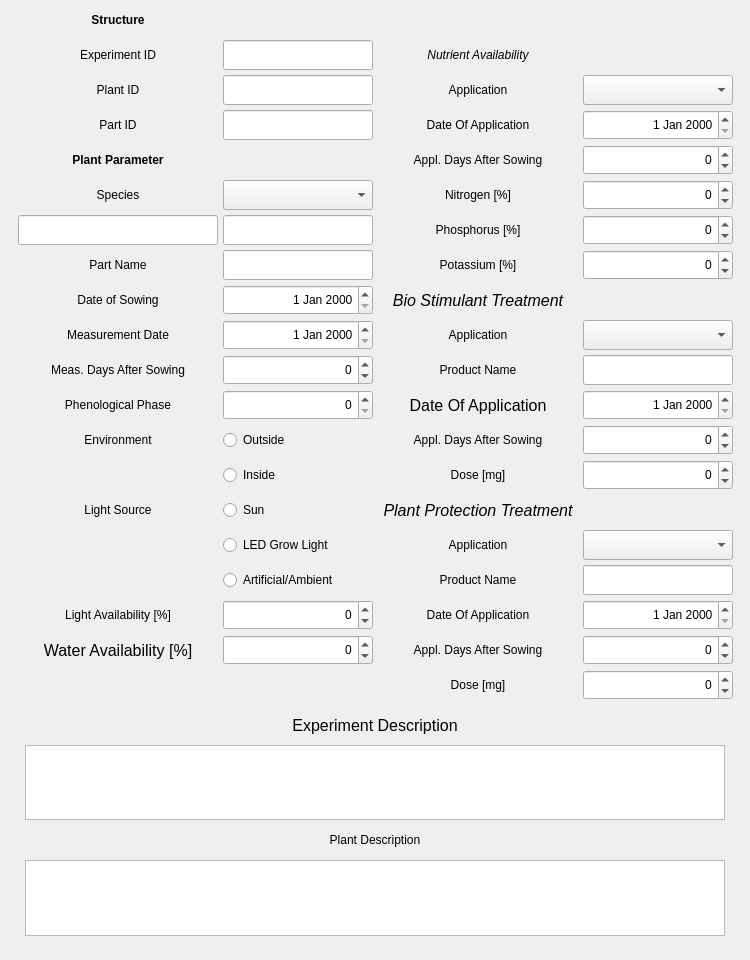
aberg-vrvis/ocra, file Applications/relax2/ui/agriMRI.ui: the form before one commit.
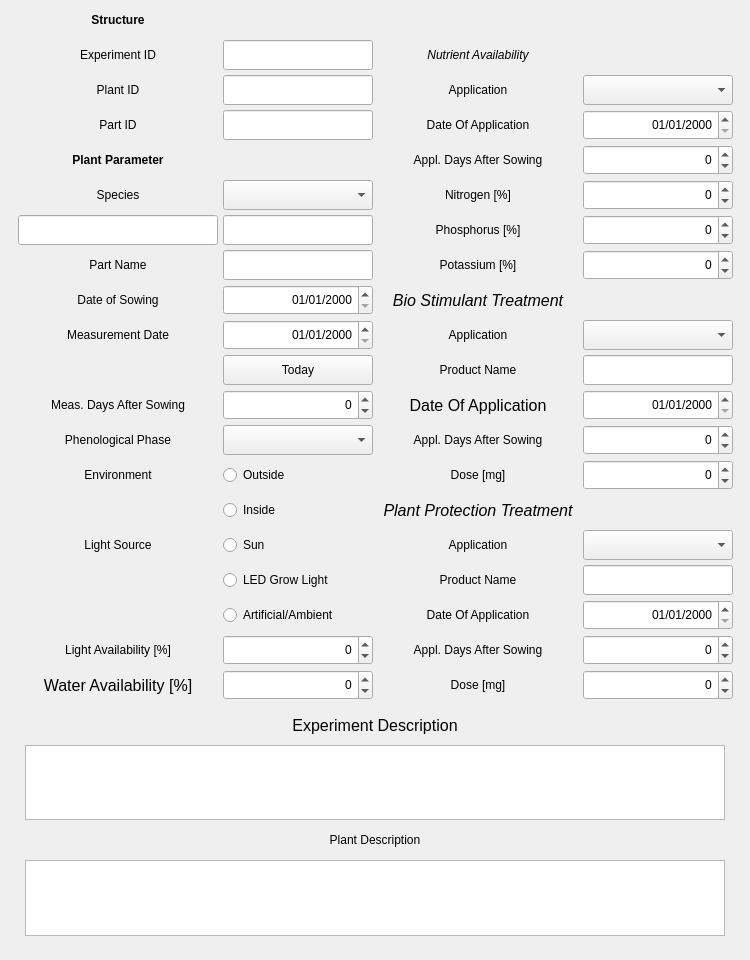
The form after the commit.

Patch:
```diff
--- a/Applications/relax2/ui/agriMRI.ui
+++ b/Applications/relax2/ui/agriMRI.ui
@@ -2,6 +2,14 @@
 <ui version="4.0">
  <class>Dialog</class>
  <widget class="QDialog" name="Dialog">
+  <property name="geometry">
+   <rect>
+    <x>0</x>
+    <y>0</y>
+    <width>750</width>
+    <height>960</height>
+   </rect>
+  </property>
   <property name="minimumSize">
    <size>
     <width>750</width>
@@ -47,31 +55,6 @@
       <property name="spacing">
        <number>5</number>
       </property>
-      <item row="12" column="2">
-       <widget class="QSpinBox" name="Plant_Measurement_DAS_spinBox">
-        <property name="minimumSize">
-         <size>
-          <width>150</width>
-          <height>30</height>
-         </size>
-        </property>
-        <property name="maximumSize">
-         <size>
-          <width>150</width>
-          <height>30</height>
-         </size>
-        </property>
-        <property name="alignment">
-         <set>Qt::AlignRight|Qt::AlignTrailing|Qt::AlignVCenter</set>
-        </property>
-        <property name="minimum">
-         <number>-10000</number>
-        </property>
-        <property name="maximum">
-         <number>10000</number>
-        </property>
-       </widget>
-      </item>
       <item row="4" column="0">
        <spacer name="horizontalSpacer">
         <property name="orientation">
@@ -102,27 +85,8 @@
         <property name="alignment">
          <set>Qt::AlignRight|Qt::AlignTrailing|Qt::AlignVCenter</set>
         </property>
-       </widget>
-      </item>
-      <item row="12" column="1">
-       <widget class="QLabel" name="label_11">
-        <property name="minimumSize">
-         <size>
-          <width>200</width>
-          <height>30</height>
-         </size>
-        </property>
-        <property name="maximumSize">
-         <size>
-          <width>200</width>
-          <height>30</height>
-         </size>
-        </property>
-        <property name="text">
-         <string>Meas. Days After Sowing</string>
-        </property>
-        <property name="alignment">
-         <set>Qt::AlignCenter</set>
+        <property name="displayFormat">
+         <string>dd/MM/yyyy</string>
         </property>
        </widget>
       </item>
@@ -398,30 +362,8 @@
         <property name="alignment">
          <set>Qt::AlignRight|Qt::AlignTrailing|Qt::AlignVCenter</set>
         </property>
-       </widget>
-      </item>
-      <item row="13" column="2">
-       <widget class="QSpinBox" name="Plant_Phenological_Phase_spinBox">
-        <property name="minimumSize">
-         <size>
-          <width>150</width>
-          <height>30</height>
-         </size>
-        </property>
-        <property name="maximumSize">
-         <size>
-          <width>150</width>
-          <height>30</height>
-         </size>
-        </property>
-        <property name="alignment">
-         <set>Qt::AlignRight|Qt::AlignTrailing|Qt::AlignVCenter</set>
-        </property>
-        <property name="minimum">
-         <number>0</number>
-        </property>
-        <property name="maximum">
-         <number>100</number>
+        <property name="displayFormat">
+         <string>dd/MM/yyyy</string>
         </property>
        </widget>
       </item>
@@ -488,28 +430,6 @@
         </property>
        </widget>
       </item>
-      <item row="13" column="1">
-       <widget class="QLabel" name="label_12">
-        <property name="minimumSize">
-         <size>
-          <width>200</width>
-          <height>30</height>
-         </size>
-        </property>
-        <property name="maximumSize">
-         <size>
-          <width>200</width>
-          <height>30</height>
-         </size>
-        </property>
-        <property name="text">
-         <string>Phenological Phase</string>
-        </property>
-        <property name="alignment">
-         <set>Qt::AlignCenter</set>
-        </property>
-       </widget>
-      </item>
       <item row="3" column="2">
        <widget class="QLineEdit" name="Plant_Part_ID_lineEdit">
         <property name="minimumSize">
@@ -684,6 +604,9 @@
         <property name="alignment">
          <set>Qt::AlignRight|Qt::AlignTrailing|Qt::AlignVCenter</set>
         </property>
+        <property name="displayFormat">
+         <string>dd/MM/yyyy</string>
+        </property>
        </widget>
       </item>
       <item row="19" column="3">
@@ -931,6 +854,9 @@
         <property name="alignment">
          <set>Qt::AlignRight|Qt::AlignTrailing|Qt::AlignVCenter</set>
         </property>
+        <property name="displayFormat">
+         <string>dd/MM/yyyy</string>
+        </property>
        </widget>
       </item>
       <item row="12" column="3">
@@ -1267,6 +1193,9 @@
         <property name="alignment">
          <set>Qt::AlignRight|Qt::AlignTrailing|Qt::AlignVCenter</set>
         </property>
+        <property name="displayFormat">
+         <string>dd/MM/yyyy</string>
+        </property>
        </widget>
       </item>
       <item row="2" column="3">
@@ -1328,32 +1257,10 @@
         </property>
        </widget>
       </item>
-      <item row="14" column="1">
-       <widget class="QLabel" name="label_36">
+      <item row="22" column="2">
+       <widget class="QSpinBox" name="Plant_Water_Availability_spinBox">
         <property name="minimumSize">
          <size>
-          <width>200</width>
-          <height>30</height>
-         </size>
-        </property>
-        <property name="maximumSize">
-         <size>
-          <width>200</width>
-          <height>30</height>
-         </size>
-        </property>
-        <property name="text">
-         <string>Environment</string>
-        </property>
-        <property name="alignment">
-         <set>Qt::AlignCenter</set>
-        </property>
-       </widget>
-      </item>
-      <item row="14" column="2">
-       <widget class="QRadioButton" name="Plant_Environment_Outside_radioButton">
-        <property name="minimumSize">
-         <size>
           <width>150</width>
           <height>30</height>
          </size>
@@ -1364,16 +1271,19 @@
           <height>30</height>
          </size>
         </property>
-        <property name="text">
-         <string>Outside</string>
+        <property name="alignment">
+         <set>Qt::AlignRight|Qt::AlignTrailing|Qt::AlignVCenter</set>
         </property>
-        <property name="autoExclusive">
-         <bool>false</bool>
+        <property name="minimum">
+         <number>-1</number>
         </property>
+        <property name="maximum">
+         <number>100</number>
+        </property>
        </widget>
       </item>
-      <item row="16" column="1">
-       <widget class="QLabel" name="label_35">
+      <item row="22" column="1">
+       <widget class="QLabel" name="label_22">
         <property name="minimumSize">
          <size>
           <width>200</width>
@@ -1386,37 +1296,20 @@
           <height>30</height>
          </size>
         </property>
+        <property name="font">
+         <font>
+          <pointsize>12</pointsize>
+         </font>
+        </property>
         <property name="text">
-         <string>Light Source</string>
+         <string>Water Availability [%]</string>
         </property>
         <property name="alignment">
          <set>Qt::AlignCenter</set>
         </property>
        </widget>
       </item>
-      <item row="15" column="2">
-       <widget class="QRadioButton" name="Plant_Environment_Inside_radioButton">
-        <property name="minimumSize">
-         <size>
-          <width>150</width>
-          <height>30</height>
-         </size>
-        </property>
-        <property name="maximumSize">
-         <size>
-          <width>150</width>
-          <height>30</height>
-         </size>
-        </property>
-        <property name="text">
-         <string>Inside</string>
-        </property>
-        <property name="autoExclusive">
-         <bool>false</bool>
-        </property>
-       </widget>
-      </item>
-      <item row="20" column="1">
+      <item row="21" column="1">
        <widget class="QLabel" name="label_34">
         <property name="minimumSize">
          <size>
@@ -1438,7 +1331,54 @@
         </property>
        </widget>
       </item>
-      <item row="17" column="2">
+      <item row="21" column="2">
+       <widget class="QSpinBox" name="Plant_Light_Availability_spinBox">
+        <property name="minimumSize">
+         <size>
+          <width>150</width>
+          <height>30</height>
+         </size>
+        </property>
+        <property name="maximumSize">
+         <size>
+          <width>150</width>
+          <height>30</height>
+         </size>
+        </property>
+        <property name="alignment">
+         <set>Qt::AlignRight|Qt::AlignTrailing|Qt::AlignVCenter</set>
+        </property>
+        <property name="minimum">
+         <number>-1</number>
+        </property>
+        <property name="maximum">
+         <number>100</number>
+        </property>
+       </widget>
+      </item>
+      <item row="20" column="2">
+       <widget class="QRadioButton" name="Plant_Light_Source_Artificial_radioButton">
+        <property name="minimumSize">
+         <size>
+          <width>150</width>
+          <height>30</height>
+         </size>
+        </property>
+        <property name="maximumSize">
+         <size>
+          <width>150</width>
+          <height>30</height>
+         </size>
+        </property>
+        <property name="text">
+         <string>Artificial/Ambient</string>
+        </property>
+        <property name="autoExclusive">
+         <bool>false</bool>
+        </property>
+       </widget>
+      </item>
+      <item row="19" column="2">
        <widget class="QRadioButton" name="Plant_Light_Source_Grow_Light_radioButton">
         <property name="minimumSize">
          <size>
@@ -1460,7 +1400,7 @@
         </property>
        </widget>
       </item>
-      <item row="16" column="2">
+      <item row="17" column="2">
        <widget class="QRadioButton" name="Plant_Light_Source_Sun_radioButton">
         <property name="minimumSize">
          <size>
@@ -1482,10 +1422,32 @@
         </property>
        </widget>
       </item>
-      <item row="19" column="2">
-       <widget class="QRadioButton" name="Plant_Light_Source_Artificial_radioButton">
+      <item row="17" column="1">
+       <widget class="QLabel" name="label_35">
         <property name="minimumSize">
          <size>
+          <width>200</width>
+          <height>30</height>
+         </size>
+        </property>
+        <property name="maximumSize">
+         <size>
+          <width>200</width>
+          <height>30</height>
+         </size>
+        </property>
+        <property name="text">
+         <string>Light Source</string>
+        </property>
+        <property name="alignment">
+         <set>Qt::AlignCenter</set>
+        </property>
+       </widget>
+      </item>
+      <item row="16" column="2">
+       <widget class="QRadioButton" name="Plant_Environment_Inside_radioButton">
+        <property name="minimumSize">
+         <size>
           <width>150</width>
           <height>30</height>
          </size>
@@ -1497,15 +1459,15 @@
          </size>
         </property>
         <property name="text">
-         <string>Artificial/Ambient</string>
+         <string>Inside</string>
         </property>
         <property name="autoExclusive">
          <bool>false</bool>
         </property>
        </widget>
       </item>
-      <item row="20" column="2">
-       <widget class="QSpinBox" name="Plant_Light_Availability_spinBox">
+      <item row="15" column="2">
+       <widget class="QRadioButton" name="Plant_Environment_Outside_radioButton">
         <property name="minimumSize">
          <size>
           <width>150</width>
@@ -1518,19 +1480,38 @@
           <height>30</height>
          </size>
         </property>
-        <property name="alignment">
-         <set>Qt::AlignRight|Qt::AlignTrailing|Qt::AlignVCenter</set>
+        <property name="text">
+         <string>Outside</string>
         </property>
-        <property name="minimum">
-         <number>-1</number>
+        <property name="autoExclusive">
+         <bool>false</bool>
         </property>
-        <property name="maximum">
-         <number>100</number>
+       </widget>
+      </item>
+      <item row="15" column="1">
+       <widget class="QLabel" name="label_36">
+        <property name="minimumSize">
+         <size>
+          <width>200</width>
+          <height>30</height>
+         </size>
         </property>
+        <property name="maximumSize">
+         <size>
+          <width>200</width>
+          <height>30</height>
+         </size>
+        </property>
+        <property name="text">
+         <string>Environment</string>
+        </property>
+        <property name="alignment">
+         <set>Qt::AlignCenter</set>
+        </property>
        </widget>
       </item>
-      <item row="21" column="1">
-       <widget class="QLabel" name="label_22">
+      <item row="14" column="1">
+       <widget class="QLabel" name="label_12">
         <property name="minimumSize">
          <size>
           <width>200</width>
@@ -1543,21 +1524,38 @@
           <height>30</height>
          </size>
         </property>
-        <property name="font">
-         <font>
-          <pointsize>12</pointsize>
-         </font>
+        <property name="text">
+         <string>Phenological Phase</string>
         </property>
+        <property name="alignment">
+         <set>Qt::AlignCenter</set>
+        </property>
+       </widget>
+      </item>
+      <item row="13" column="1">
+       <widget class="QLabel" name="label_11">
+        <property name="minimumSize">
+         <size>
+          <width>200</width>
+          <height>30</height>
+         </size>
+        </property>
+        <property name="maximumSize">
+         <size>
+          <width>200</width>
+          <height>30</height>
+         </size>
+        </property>
         <property name="text">
-         <string>Water Availability [%]</string>
+         <string>Meas. Days After Sowing</string>
         </property>
         <property name="alignment">
          <set>Qt::AlignCenter</set>
         </property>
        </widget>
       </item>
-      <item row="21" column="2">
-       <widget class="QSpinBox" name="Plant_Water_Availability_spinBox">
+      <item row="13" column="2">
+       <widget class="QSpinBox" name="Plant_Measurement_DAS_spinBox">
         <property name="minimumSize">
          <size>
           <width>150</width>
@@ -1574,10 +1572,48 @@
          <set>Qt::AlignRight|Qt::AlignTrailing|Qt::AlignVCenter</set>
         </property>
         <property name="minimum">
-         <number>-1</number>
+         <number>-10000</number>
         </property>
         <property name="maximum">
-         <number>100</number>
+         <number>10000</number>
+        </property>
+       </widget>
+      </item>
+      <item row="12" column="2">
+       <widget class="QPushButton" name="Plant_Measurement_Date_Today_pushButton">
+        <property name="minimumSize">
+         <size>
+          <width>150</width>
+          <height>30</height>
+         </size>
+        </property>
+        <property name="maximumSize">
+         <size>
+          <width>150</width>
+          <height>30</height>
+         </size>
+        </property>
+        <property name="text">
+         <string>Today</string>
+        </property>
+        <property name="autoDefault">
+         <bool>false</bool>
+        </property>
+       </widget>
+      </item>
+      <item row="14" column="2">
+       <widget class="QComboBox" name="Plant_Phenological_Phase_comboBox">
+        <property name="minimumSize">
+         <size>
+          <width>150</width>
+          <height>30</height>
+         </size>
+        </property>
+        <property name="maximumSize">
+         <size>
+          <width>150</width>
+          <height>30</height>
+         </size>
         </property>
        </widget>
       </item>
```
Left out of the diff: 9 changed lines with no effect on the pictures.
